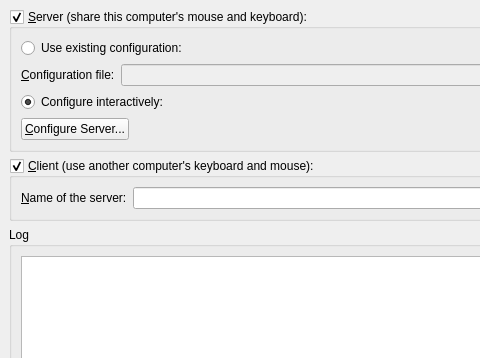
First picture: the form in trunk/src/gui/res/MainWindowBase.ui, repository svn2github/synergy-plus, before the edit; both pictures show x 0 to 480 and y 0 to 358 of the 600 by 500 pixel window.
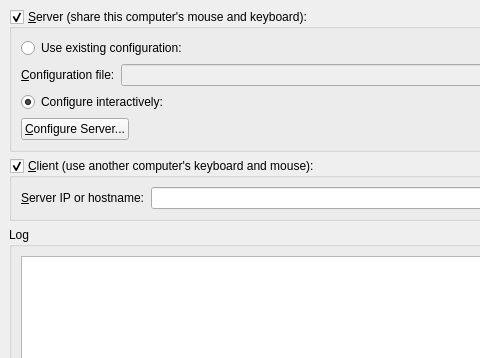
Second picture: the form after the edit. Icons and pictures are not drawn.

Commit message: gui: changed hostname field label to hint IP address support.

What changed in the file:
```diff
--- a/trunk/src/gui/res/MainWindowBase.ui
+++ b/trunk/src/gui/res/MainWindowBase.ui
@@ -148,7 +148,7 @@
        <item row="0" column="0">
         <widget class="QLabel" name="m_pLabelServerName">
          <property name="text">
-          <string>&amp;Name of the server:</string>
+          <string>&amp;Server IP or hostname:</string>
          </property>
          <property name="buddy">
           <cstring>m_pLineEditHostname</cstring>
```
The commit also changes 2 other files.
